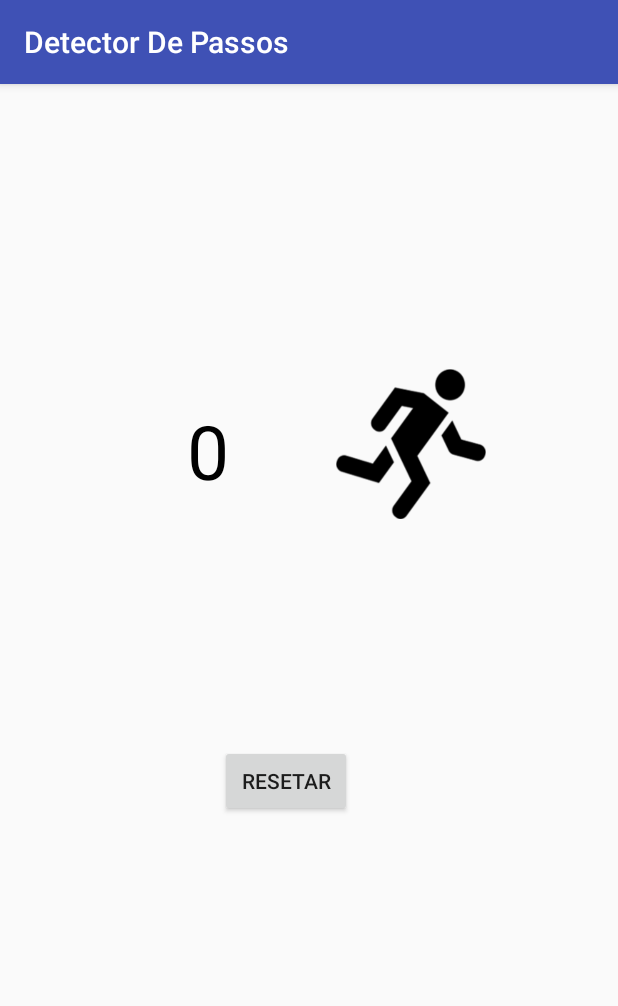
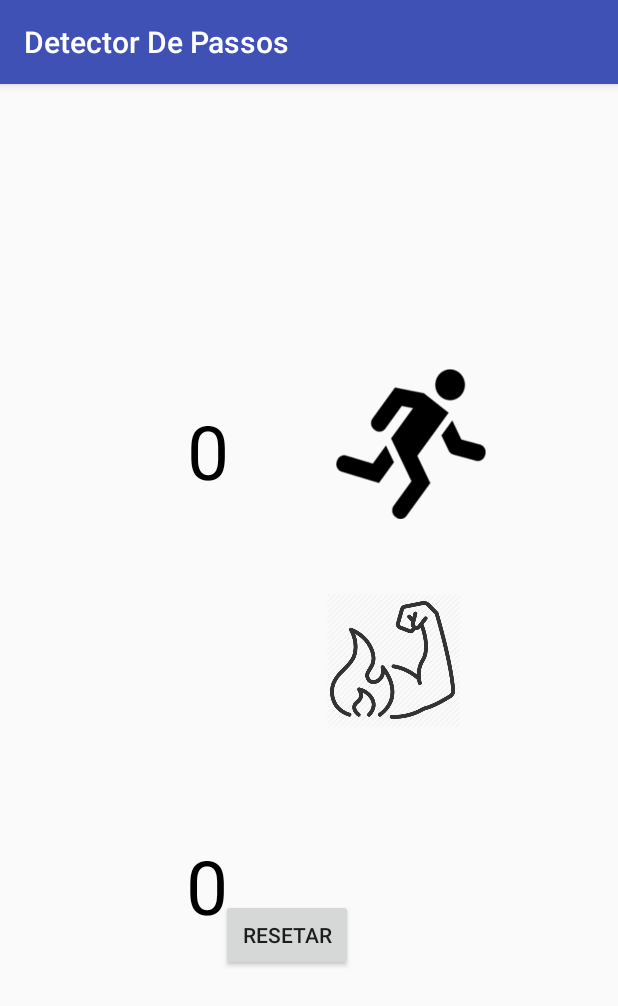
Before and after one commit to lucasfogacadj/DetectorDePassos, an Android app: the screen it shows after launch (MainActivity), on a phone screen of 412 x 824 dp. Shown: the top 1006 px of the screen. Run offline under Robolectric (Android 15) with nearby library versions, the phone set to English and light mode, and no system bars.

Commit message:
Adicionado Contador Calórico

```diff
--- a/app/src/main/java/br/com/lucasfogaca/detectordepassos/MainActivity.java
+++ b/app/src/main/java/br/com/lucasfogaca/detectordepassos/MainActivity.java
@@ -22,7 +22,11 @@ public class MainActivity extends AppCompatActivity implements SensorEventListen
 
     private int totalPassos = 0;
 
+    private TextView totalCalorias;
+
     private Button btnReset;
+
+    private double calorias;
 
 
     @Override
@@ -33,6 +37,8 @@ public class MainActivity extends AppCompatActivity implements SensorEventListen
         tvTotalPassos = (TextView) findViewById(R.id.tvTotalPassos);
 
         btnReset = (Button) findViewById(R.id.idBtnReset);
+
+        totalCalorias  = (TextView) (findViewById(R.id.tvCalorias));
 
         //usa o getSystemService para acessar os sensores (fazendo o cast)
         mSensorManager = (SensorManager) getSystemService(Context.SENSOR_SERVICE);
@@ -48,6 +54,7 @@ public class MainActivity extends AppCompatActivity implements SensorEventListen
                 tvTotalPassos.setText("0");
             }
         });
+
 
     }
 
@@ -77,6 +84,11 @@ public class MainActivity extends AppCompatActivity implements SensorEventListen
         if(sensor.getType() == Sensor.TYPE_STEP_DETECTOR){
             totalPassos++;
             tvTotalPassos.setText(""+totalPassos);
+
+            calorias = totalPassos/20;
+
+            totalCalorias.setText(String.format("%.2f", calorias));
+
         }
 
     }
--- a/app/src/main/res/layout/activity_main.xml
+++ b/app/src/main/res/layout/activity_main.xml
@@ -31,10 +31,10 @@
         android:text="@string/botao"
         app:layout_constraintBottom_toBottomOf="parent"
         app:layout_constraintEnd_toEndOf="parent"
-        app:layout_constraintHorizontal_bias="0.45"
+        app:layout_constraintHorizontal_bias="0.453"
         app:layout_constraintStart_toStartOf="parent"
         app:layout_constraintTop_toTopOf="parent"
-        app:layout_constraintVertical_bias="0.615" />
+        app:layout_constraintVertical_bias="0.76" />
 
     <ImageView
         android:id="@+id/imageView3"
@@ -52,4 +52,36 @@
         app:layout_constraintVertical_bias="0.279"
         app:srcCompat="@drawable/step" />
 
+    <TextView
+        android:id="@+id/tvCalorias"
+        android:layout_width="wrap_content"
+        android:layout_height="wrap_content"
+        android:layout_marginBottom="200dp"
+        android:layout_marginStart="124dp"
+        android:layout_marginTop="8dp"
+        android:text="0"
+        android:textColor="@android:color/background_dark"
+        android:textSize="50sp"
+        app:layout_constraintBottom_toBottomOf="parent"
+        app:layout_constraintStart_toStartOf="parent"
+        app:layout_constraintTop_toBottomOf="@+id/tvTotalPassos"
+        app:layout_constraintVertical_bias="1.0" />
+
+    <ImageView
+        android:id="@+id/imageView"
+        android:layout_width="90dp"
+        android:layout_height="90dp"
+        android:layout_marginBottom="136dp"
+        android:layout_marginEnd="8dp"
+        android:layout_marginStart="8dp"
+        android:layout_marginTop="8dp"
+        android:contentDescription="@string/queima"
+        app:layout_constraintBottom_toBottomOf="parent"
+        app:layout_constraintEnd_toEndOf="parent"
+        app:layout_constraintHorizontal_bias="0.373"
+        app:layout_constraintStart_toEndOf="@+id/tvCalorias"
+        app:layout_constraintTop_toBottomOf="@+id/imageView3"
+        app:layout_constraintVertical_bias="0.169"
+        app:srcCompat="@drawable/perdendo" />
+
 </android.support.constraint.ConstraintLayout>
--- a/app/src/main/res/values/strings.xml
+++ b/app/src/main/res/values/strings.xml
@@ -2,4 +2,5 @@
     <string name="app_name">Detector De Passos</string>
     <string name="desc_step">Icone Do Detector</string>
     <string name="botao">Resetar</string>
+    <string name="queima">Calorias perdidas</string>
 </resources>
--- a/build.gradle
+++ b/build.gradle
@@ -7,7 +7,7 @@ buildscript {
         jcenter()
     }
     dependencies {
-        classpath 'com.android.tools.build:gradle:3.0.1'
+        classpath 'com.android.tools.build:gradle:3.1.0'
 
 
         // NOTE: Do not place your application dependencies here; they belong
```
Also changed, not shown: app/src/main/res/drawable/perdendo.png (added), gradle/wrapper/gradle-wrapper.properties.
